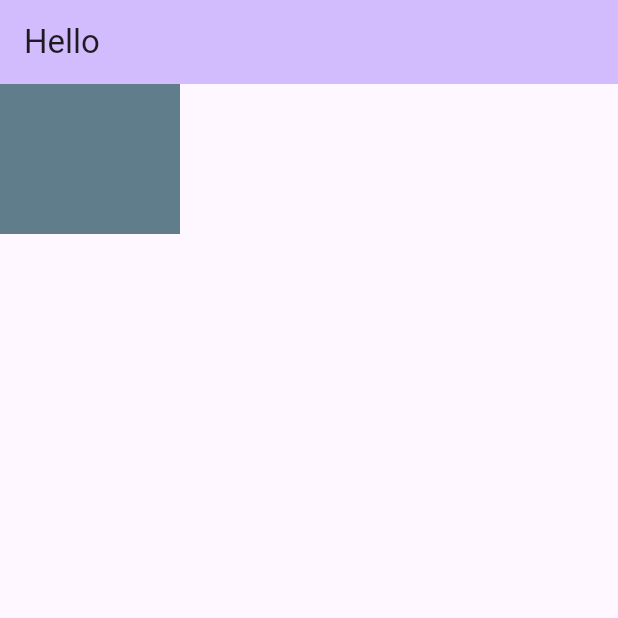
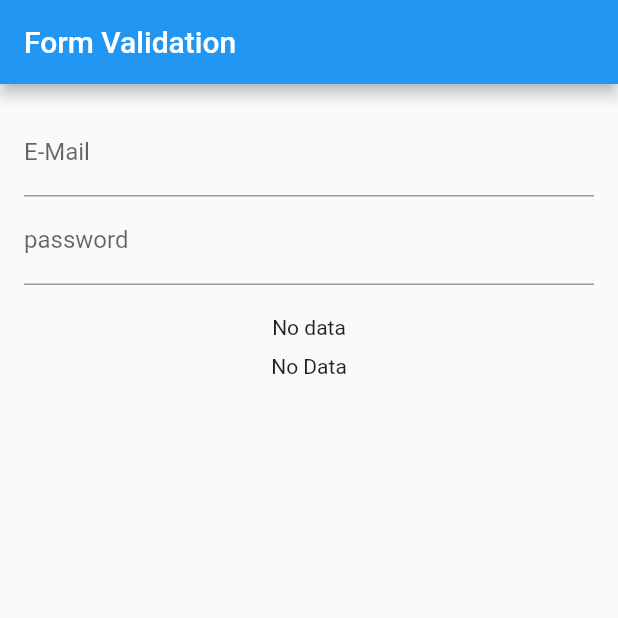
Before and after one commit to virajsankpal1811/flutter_tutorials, a Flutter app: the screen it shows after launch, on a phone screen of 412 x 824 dp, the top half of it. Run offline on Flutter 3.47's test engine with Material 2 defaults, Android fonts, the phone set to English and light mode, and no system bars; missing offline and left inert: flutter_demo.

Commit message:
first commit

```diff
--- a/flutter_3/lib/main.dart
+++ b/flutter_3/lib/main.dart
@@ -88,6 +88,7 @@ class _MyHomePageState extends State<MyHomePage> {
 
  */
 
+/*
 import 'package:flutter/material.dart';
 
 void main() {
@@ -147,3 +148,105 @@ class _MyHomePageState extends State<MyHomePage> {
     );
   }
 }
+
+
+ */
+
+
+import 'package:flutter/material.dart';
+
+void main() => runApp(MyApp());
+
+class MyApp extends StatefulWidget {
+  @override
+  _MyAppState createState() => _MyAppState();
+}
+
+class _MyAppState extends State<MyApp> {
+  @override
+  Widget build(BuildContext context) {
+    return MaterialApp(
+      title: "FormValidation",
+      home: MyHomePage(),
+    );
+  }
+}
+
+class MyHomePage extends StatefulWidget {
+  @override
+  _MyHomePageState createState() => _MyHomePageState();
+}
+
+class _MyHomePageState extends State<MyHomePage> {
+  final GlobalKey<FormState> _formKey = GlobalKey();
+  String email = "";
+  String password = "";
+
+  void _submit() {
+    // you can write your
+    // own code according to
+    // whatever you want to submit;
+  }
+
+  @override
+  Widget build(BuildContext context) {
+    return Scaffold(
+      appBar: AppBar(
+        title: Text("Form Validation"),
+      ),
+      body: Padding(
+        padding: const EdgeInsets.all(16.0),
+        child: Column(
+          children: <Widget>[
+            Form(
+              key: _formKey,
+              child: Column(
+                children: <Widget>[
+                  TextFormField(
+                    decoration: InputDecoration(labelText: 'E-Mail'),
+                    keyboardType: TextInputType.emailAddress,
+                    onFieldSubmitted: (value) {
+                      setState(() {
+                        email = value;
+                      });
+                    },
+
+                  ),
+                  // this is where the
+                  // input goes
+                  TextFormField(
+                    decoration: InputDecoration(labelText: 'password'),
+                    keyboardType: TextInputType.visiblePassword,
+                    obscureText: true,
+
+                    onFieldSubmitted: (value) {
+                      setState(() {
+                        password = value;
+                      });
+                    },
+                  ),
+
+                ],
+              ),
+            ),
+            // this is where
+            // the form field
+            // are defined
+            SizedBox(
+              height: 20,
+            ),
+            Column(
+              children: <Widget>[
+                email.isEmpty ? Text("No data") : Text(email),
+                SizedBox(
+                  height: 10,
+                ),
+                password.isEmpty ? Text("No Data") : Text(password),
+              ],
+            )
+          ],
+        ),
+      ),
+    );
+  }
+}
```
